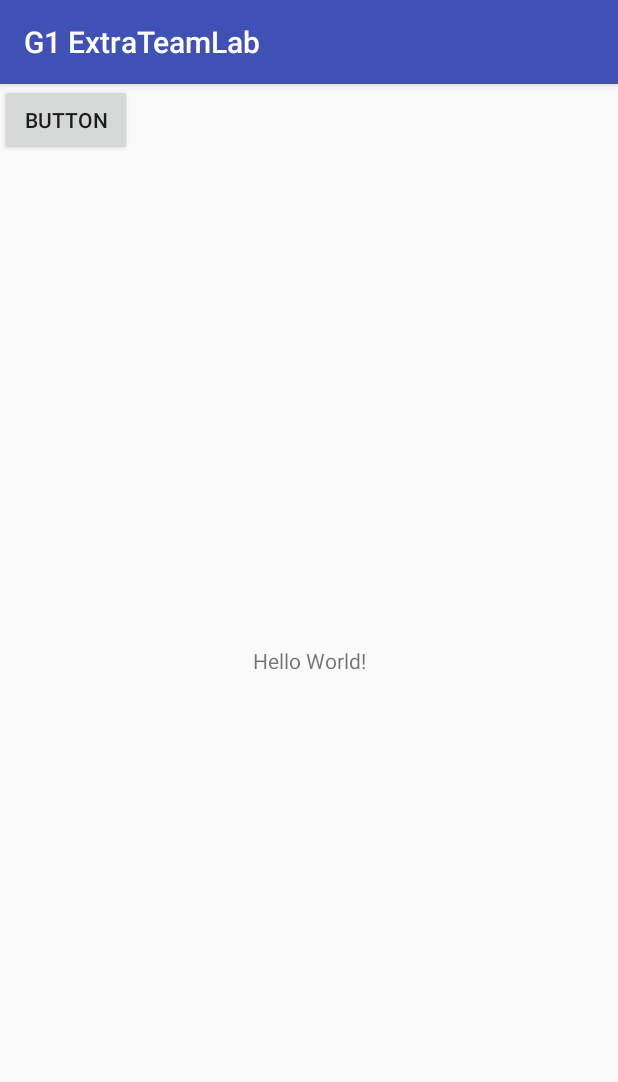
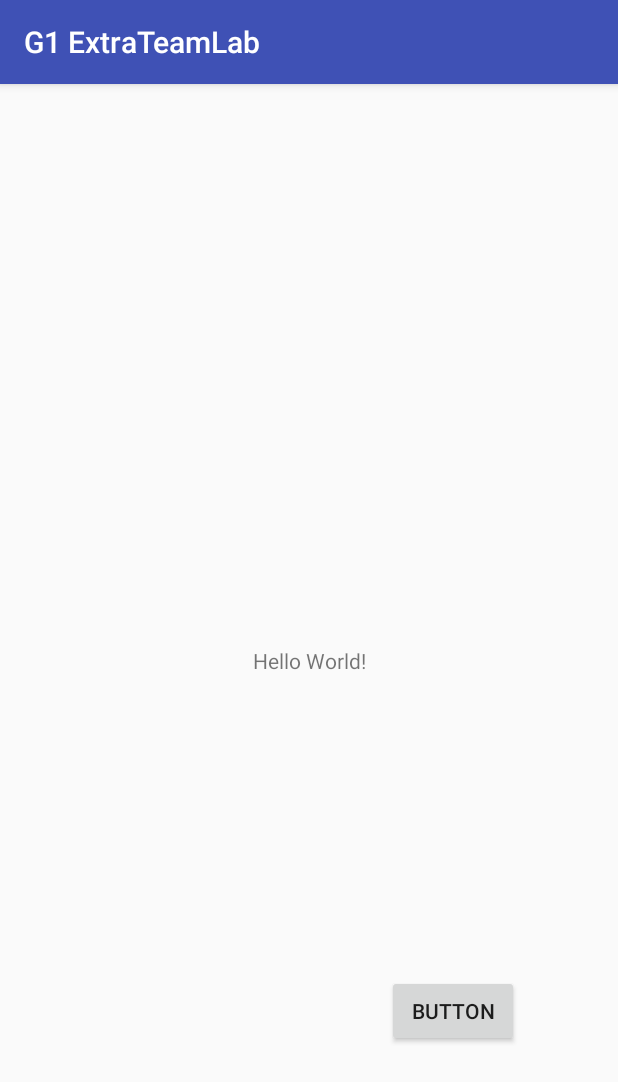
Before and after one commit to funsunac/Playground, an Android app: the screen it shows after launch (MainActivity), on a phone screen of 412 x 824 dp. Shown: the top 1082 px of the screen. Run offline under Robolectric (Android 15) with nearby library versions, the phone set to English and light mode, and no system bars.

Commit message:
A branch test

```diff
--- a/app/src/main/res/layout/activity_main.xml
+++ b/app/src/main/res/layout/activity_main.xml
@@ -7,6 +7,7 @@
     tools:context="com.company.g1.g1extrateamlab.MainActivity">
 
     <TextView
+        android:id="@+id/textView"
         android:layout_width="wrap_content"
         android:layout_height="wrap_content"
         android:text="Hello World!"
@@ -19,8 +20,10 @@
         android:id="@+id/button"
         android:layout_width="wrap_content"
         android:layout_height="wrap_content"
+        android:layout_marginBottom="126dp"
+        android:layout_marginEnd="66dp"
         android:text="Button"
-        tools:layout_editor_absoluteX="140dp"
-        tools:layout_editor_absoluteY="90dp" />
+        app:layout_constraintBottom_toBottomOf="parent"
+        app:layout_constraintEnd_toEndOf="parent" />
 
 </android.support.constraint.ConstraintLayout>
```
